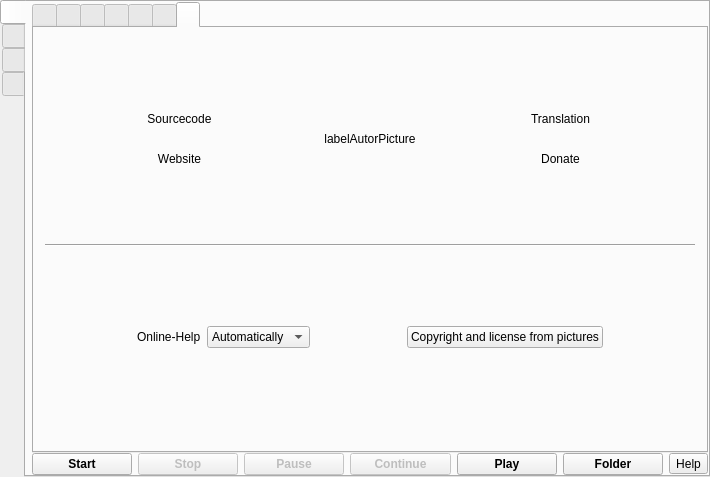
This is src/formMainWindow.ui in vkohaupt/vokoscreenNG as Qt 5 draws it before an edit. The edited form follows.
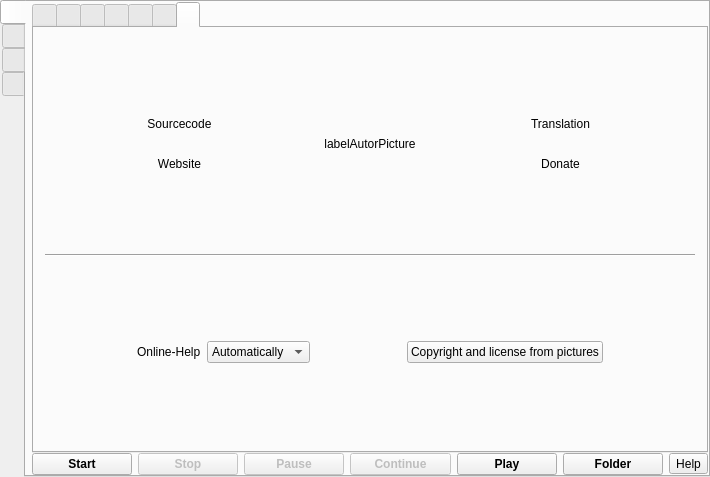
This is the edited form. The open tabs and pages were chosen to show the change. Icons and pictures are not drawn.

Commit message: Delete uneeded widget

```diff
--- a/src/formMainWindow.ui
+++ b/src/formMainWindow.ui
@@ -1861,7 +1861,7 @@
            <attribute name="title">
             <string notr="true"/>
            </attribute>
-           <layout class="QVBoxLayout" name="verticalLayout_3" stretch="0,0,0,0,0,0,0,0">
+           <layout class="QVBoxLayout" name="verticalLayout_3" stretch="0,0,0,0,0,0,0">
             <item>
              <spacer name="verticalSpacer_7">
               <property name="orientation">
@@ -2052,36 +2052,6 @@
               </item>
              </layout>
             </item>
-            <item>
-             <layout class="QHBoxLayout" name="horizontalLayout_15">
-              <item>
-               <spacer name="horizontalSpacer_5">
-                <property name="orientation">
-                 <enum>Qt::Horizontal</enum>
-                </property>
-                <property name="sizeHint" stdset="0">
-                 <size>
-                  <width>40</width>
-                  <height>20</height>
-                 </size>
-                </property>
-               </spacer>
-              </item>
-              <item>
-               <spacer name="horizontalSpacer_11">
-                <property name="orientation">
-                 <enum>Qt::Horizontal</enum>
-                </property>
-                <property name="sizeHint" stdset="0">
-                 <size>
-                  <width>40</width>
-                  <height>20</height>
-                 </size>
-                </property>
-               </spacer>
-              </item>
-             </layout>
-            </item>
             <item>
              <spacer name="verticalSpacer_14">
               <property name="orientation">
```
Left out of the diff: 2 changed lines with no effect on the pictures.
